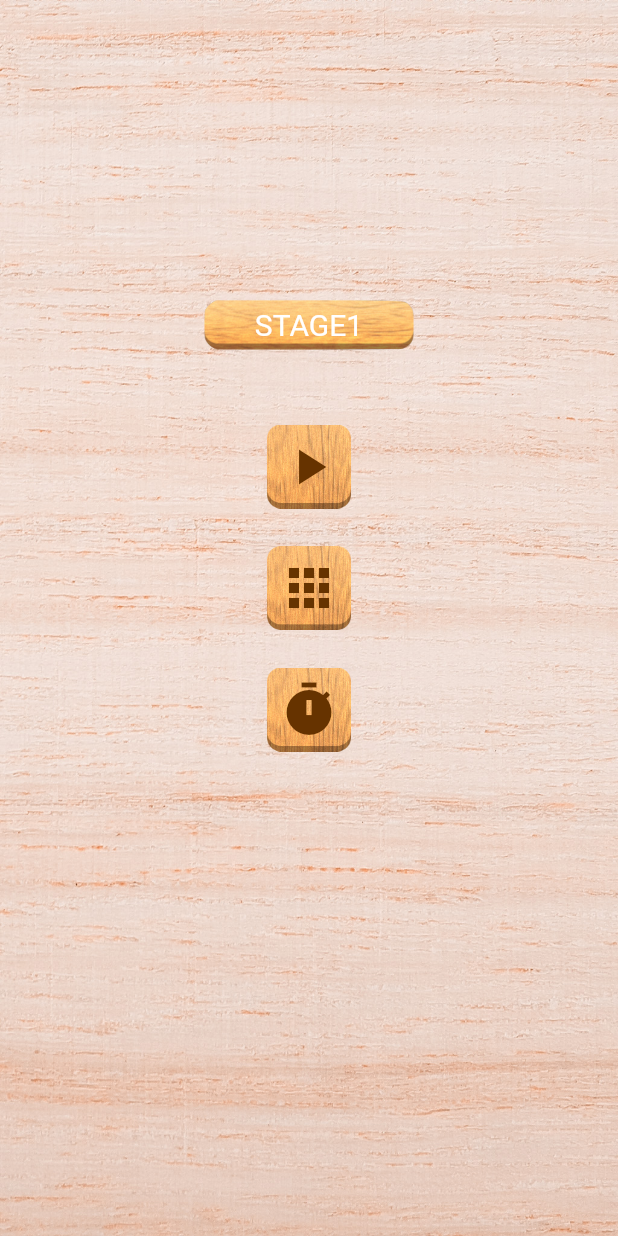
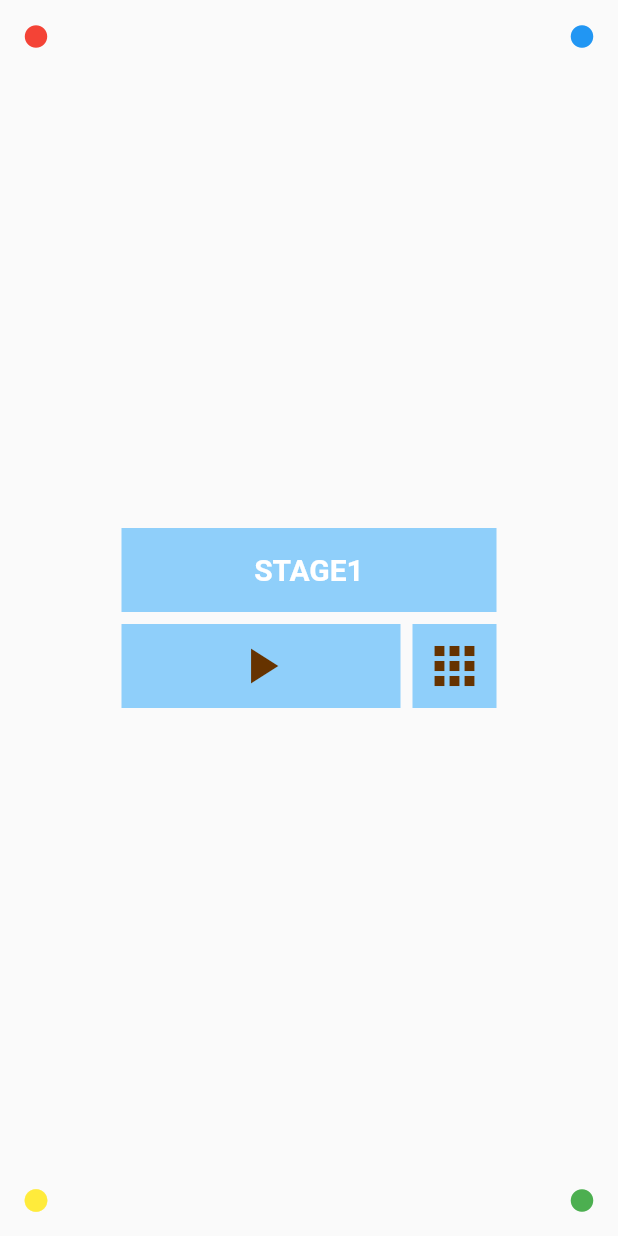
Before and after one commit to kura-kento/RicochetRobots_flutter, a Flutter app: the screen it shows after launch, on a phone screen of 412 x 824 dp. Run offline on Flutter 3.47's test engine with Material 2 defaults, Android fonts, the phone set to English and light mode, and no system bars; our stand-ins replace audioplayers, shared_preferences, sqflite; missing offline and left inert: flutter_google_ad_manager, flutter_store_listing, trotter; accounts and stored records are empty.

Commit message:
トップページ見た目変更

```diff
--- a/lib/main.dart
+++ b/lib/main.dart
@@ -1,5 +1,5 @@
 import 'package:flutter/material.dart';
-import 'package:ricochetrobotsapp/screen/top_page.dart';
+import 'package:ricochetrobotsapp/screen/top-page.dart';
 import 'package:ricochetrobotsapp/utils/database_help.dart';
 import 'package:ricochetrobotsapp/utils/database_help_ranking.dart';
 import 'package:ricochetrobotsapp/utils/shared_prefs.dart';
--- a/lib/screen/stage_select.dart
+++ b/lib/screen/stage_select.dart
@@ -1,7 +1,7 @@
 import 'package:flutter/cupertino.dart';
 import 'package:flutter/material.dart';
 import 'package:ricochetrobotsapp/models/stage.dart';
-import 'package:ricochetrobotsapp/screen/top_page.dart';
+import 'package:ricochetrobotsapp/screen/top-page.dart';
 import 'package:ricochetrobotsapp/stages/stage_builder.dart';
 import 'package:ricochetrobotsapp/utils/admob.dart';
 import 'package:ricochetrobotsapp/utils/database_help.dart';
--- a/lib/screen/time_attack_top.dart
+++ b/lib/screen/time_attack_top.dart
@@ -1,7 +1,7 @@
 import 'package:flutter/material.dart';
 import 'package:flutter/widgets.dart';
 import 'package:ricochetrobotsapp/screen/rabking_page.dart';
-import 'package:ricochetrobotsapp/screen/top_page.dart';
+import 'package:ricochetrobotsapp/screen/top-page.dart';
 import 'package:ricochetrobotsapp/stages/random_stage.dart';
 import 'package:ricochetrobotsapp/utils/admob.dart';
 import 'package:ricochetrobotsapp/utils/page_animation.dart';
--- /dev/null
+++ b/lib/screen/top-page.dart
@@ -0,0 +1,122 @@
+import 'package:flutter/material.dart';
+import 'package:ricochetrobotsapp/screen/stage_select.dart';
+import 'package:ricochetrobotsapp/screen/time_attack_top.dart';
+import 'package:ricochetrobotsapp/stages/stage_builder.dart';
+import 'package:ricochetrobotsapp/utils/app.dart';
+import 'package:ricochetrobotsapp/utils/page_animation.dart';
+import 'package:ricochetrobotsapp/utils/shared_prefs.dart';
+import 'package:ricochetrobotsapp/utils/sounds.dart';
+
+
+class TopPage extends StatefulWidget {
+  @override
+  _TopPageState createState() => _TopPageState();
+}
+
+class _TopPageState extends State<TopPage> {
+  final SoundManager soundManagerSelect = SoundManager();
+
+  @override
+  Widget build(BuildContext context) {
+    return Container(
+      color: Colors.black,
+      child: SafeArea(
+        child: Column(
+          children: [
+            Expanded(
+              child: Scaffold(
+                body: Container(
+                  // color: App.background,
+                  child: Stack(
+                    children: [
+                      Align(
+                        alignment: Alignment.topLeft,
+                        child: IconButton(icon: Icon(Icons.brightness_1, color: Colors.red, size: 18,), onPressed: (){}),
+                      ),
+                      Align(
+                        alignment: Alignment.topRight,
+                        child: IconButton(icon: Icon(Icons.brightness_1, color: Colors.blue, size: 18,), onPressed: (){}),
+                      ),
+                      Align(
+                        alignment: Alignment.bottomLeft,
+                        child: IconButton(icon: Icon(Icons.brightness_1, color: Colors.yellow, size: 18,), onPressed: (){}),
+                      ),
+                      Align(
+                        alignment: Alignment.bottomRight,
+                        child: IconButton(icon: Icon(Icons.brightness_1, color: Colors.green, size: 18,), onPressed: (){}),
+                      ),
+                      Column(
+                        mainAxisAlignment: MainAxisAlignment.center,
+                        children: [
+                          Container(
+                            margin: EdgeInsets.all(4.0),
+                            width: 250,
+                            height: 40+16.0,
+                            color: App.primaryColor,
+                            child: Center(
+                              child: Text(
+                                "STAGE" + SharedPrefs.getStage().toString(),
+                                style: TextStyle(
+                                  fontSize: 20,
+                                  color: Colors.white,
+                                  fontWeight: FontWeight.bold
+                                ),
+                              ),
+                          ),
+                        ),
+                        Row(
+                            mainAxisAlignment: MainAxisAlignment.center,
+                            children: [
+                              Container(
+                                margin: EdgeInsets.all(4.0),
+                                width: 250 - 40 - 24.0,
+                                color: App.primaryColor,
+                                child: IconButton(
+                                  icon: Icon(Icons.play_arrow,color: Color(0xFF663300)),
+                                  iconSize: 40,
+                                  onPressed: () {
+                                    soundManagerSelect.playLocal('start.mp3');
+                                    Navigator.push(
+                                      context,
+                                      SlidePageRoute(
+                                        page: StageBuilder(id: SharedPrefs.getStage()),
+                                        settings: RouteSettings(name: '/stage_builder',),
+                                      ),
+                                    );
+                                  },
+                                ),
+                              ),
+                              Container(
+                                margin: EdgeInsets.all(4.0),
+                                color: App.primaryColor,
+                                child: IconButton(
+                                  icon: Icon(Icons.apps,color: Color(0xFF663300)),
+                                  iconSize: 40,
+                                  onPressed: (){
+                                    soundManagerSelect.playLocal('select.mp3');
+                                    Navigator.push(
+                                      context,
+                                      SlidePageRoute(
+                                        page: StageSelect(),
+                                        settings: RouteSettings(),
+                                      ),
+                                    );
+                                  },
+                                ),
+                              ),
+                            ],
+                          ),
+                        ],
+                      ),
+                    ],
+                  ),
+                )
+              ),
+            ),
+         //   AdMob.banner()
+          ],
+        ),
+      ),
+    );
+  }
+}
--- a/lib/screen/top_page.dart
+++ /dev/null
@@ -1,140 +0,0 @@
-import 'package:flutter/material.dart';
-import 'package:ricochetrobotsapp/screen/stage_select.dart';
-import 'package:ricochetrobotsapp/screen/time_attack_top.dart';
-import 'package:ricochetrobotsapp/stages/stage_builder.dart';
-import 'package:ricochetrobotsapp/utils/admob.dart';
-import 'package:ricochetrobotsapp/utils/page_animation.dart';
-import 'package:ricochetrobotsapp/utils/shared_prefs.dart';
-import 'package:ricochetrobotsapp/utils/sounds.dart';
-
-
-class TopPage extends StatefulWidget {
-  @override
-  _TopPageState createState() => _TopPageState();
-}
-
-class _TopPageState extends State<TopPage> {
-  final SoundManager soundManagerSelect = SoundManager();
-
-  @override
-  Widget build(BuildContext context) {
-    return Container(
-      decoration: BoxDecoration(
-          image: DecorationImage(
-              image: AssetImage("assets/images/wood.png"),
-              fit: BoxFit.cover
-          )
-      ),
-      child: SafeArea(
-        child: Column(
-          children: [
-            Expanded(
-              child: Scaffold(
-                body: Container(
-                  decoration: BoxDecoration(
-                      image: DecorationImage(
-                          image: AssetImage("assets/images/wood.png"),
-                          fit: BoxFit.cover
-                      )
-                  ),
-                  child: Column(
-                    children: [
-                      Expanded(
-                        child: Column(
-                          children: [
-                            Container(height: 200,),
-                            Container(
-                              padding: EdgeInsets.only(top:5.0,bottom:5.0,left:5.0,right:5.0),
-                              decoration: BoxDecoration(
-                                  image: DecorationImage(
-                                    image: AssetImage("assets/images/btn03_01_light.png"),
-                                    // fit: BoxFit.cover
-                                  )
-                              ),
-                              child: Center(child: Text("STAGE"+SharedPrefs.getStage().toString(),style: TextStyle(fontSize:20,color: Colors.white))),
-                            ),
-                            Container(height: 50,),
-                            Container(
-                              decoration: BoxDecoration(
-                                  image: DecorationImage(
-                                      image: AssetImage("assets/images/btn03_04_light.png"),
-                                      fit: BoxFit.cover
-                                  )
-                              ),
-                              child: IconButton(
-                                icon: Icon(Icons.play_arrow,color: Color(0xFF663300)),
-                                iconSize: 40,
-                                onPressed: (){
-                                  soundManagerSelect.playLocal('start.mp3');
-                                  Navigator.push(
-                                    context,
-                                    SlidePageRoute(
-                                      page: StageBuilder(id: SharedPrefs.getStage()),
-                                      settings: RouteSettings(name: '/stage_builder',),
-                                    ),
-                                  );
-                                },
-                              ),
-                            ),
-                            Container(height: 25,),
-                            Container(
-                              decoration: BoxDecoration(
-                                  image: DecorationImage(
-                                      image: AssetImage("assets/images/btn03_04_light.png"),
-                                      fit: BoxFit.cover
-                                  )
-                              ),
-                              child: IconButton(
-                                icon: Icon(Icons.apps,color: Color(0xFF663300)),
-                                iconSize: 40,
-                                onPressed: (){
-                                  soundManagerSelect.playLocal('select.mp3');
-                                  Navigator.push(
-                                    context,
-                                    SlidePageRoute(
-                                      page: StageSelect(),
-                                      settings: RouteSettings(),
-                                    ),
-                                  );
-                                },
-                              ),
-                            ),
-                            Container(height: 25,),
-                            Container(
-                              decoration: BoxDecoration(
-                                  image: DecorationImage(
-                                      image: AssetImage("assets/images/btn03_04_light.png"),
-                                      fit: BoxFit.cover
-                                  )
-                              ),
-                              child: IconButton(
-                                icon: Icon(Icons.timer,color: Color(0xFF663300),),
-                                iconSize: 40,
-                                onPressed: (){
-                                  soundManagerSelect.playLocal('select.mp3');
-                                  Navigator.push(
-                                    context,
-                                    SlidePageRoute(
-                                      page: TimeAttackTop(),
-                                      settings: RouteSettings(),
-                                    ),
-                                  );
-                                },
-                              ),
-                            ),
-
-                          ],
-                        ),
-                      ),
-                    ],
-                  ),
-                )
-              ),
-            ),
-         //   AdMob.banner()
-          ],
-        ),
-      ),
-    );
-  }
-}
--- a/lib/stages/random_stage.dart
+++ b/lib/stages/random_stage.dart
@@ -5,7 +5,7 @@ import 'package:flutter/material.dart';
 import 'package:ricochetrobotsapp/models/ranking.dart';
 import 'package:ricochetrobotsapp/models/stage.dart';
 import 'package:ricochetrobotsapp/screen/time_attack_top.dart';
-import 'package:ricochetrobotsapp/screen/top_page.dart';
+import 'package:ricochetrobotsapp/screen/top-page.dart';
 import 'package:ricochetrobotsapp/stages/random_stage_size6.dart';
 import 'package:ricochetrobotsapp/utils/admob.dart';
 import 'package:ricochetrobotsapp/utils/database_help.dart';
--- a/lib/stages/random_stage_size6.dart
+++ b/lib/stages/random_stage_size6.dart
@@ -5,7 +5,7 @@
 // import 'package:ricochetrobotsapp/models/ranking.dart';
 // import 'package:ricochetrobotsapp/models/stage.dart';
 // import 'package:ricochetrobotsapp/screen/time_attack_top.dart';
-// import 'package:ricochetrobotsapp/screen/top_page.dart';
+// import 'package:ricochetrobotsapp/screen/top-page.dart';
 // import 'package:ricochetrobotsapp/utils/database_help.dart';
 // import 'package:ricochetrobotsapp/utils/database_help_ranking.dart';
 // import 'package:ricochetrobotsapp/utils/page_animation.dart';
--- a/lib/stages/stage_builder.dart
+++ b/lib/stages/stage_builder.dart
@@ -5,7 +5,7 @@ import 'package:flutter/material.dart';
 import 'package:flutter_store_listing/flutter_store_listing.dart';
 import 'package:ricochetrobotsapp/models/stage.dart';
 import 'package:ricochetrobotsapp/screen/stage_select.dart';
-import 'package:ricochetrobotsapp/screen/top_page.dart';
+import 'package:ricochetrobotsapp/screen/top-page.dart';
 import 'package:ricochetrobotsapp/utils/admob.dart';
 import 'package:ricochetrobotsapp/utils/app.dart';
 import 'package:ricochetrobotsapp/utils/database_help.dart';
--- a/lib/utils/app.dart
+++ b/lib/utils/app.dart
@@ -4,6 +4,8 @@ class App {
   static const background = Color(0xFFF3F0F0);
   static const panelColor = Color(0xFFE5E5E5);
 
+  static const primaryColor = Color(0xFF8FCFFA);
+
   static const num borderHeight = 8.0;
   static const num borderWidth = 8.0;
 }
```
